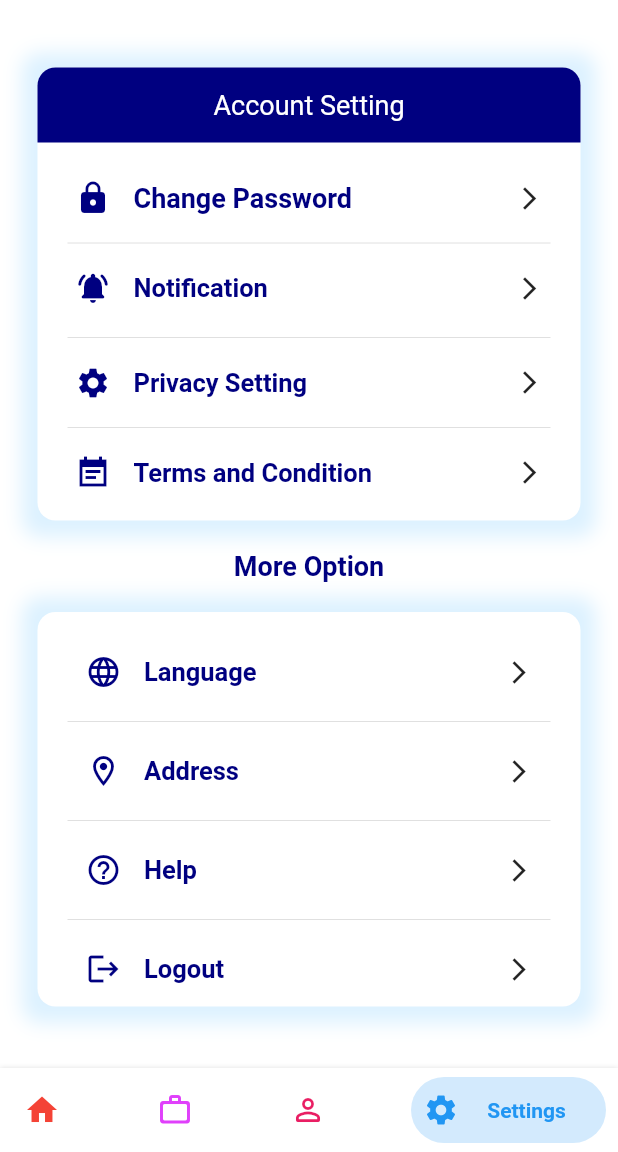
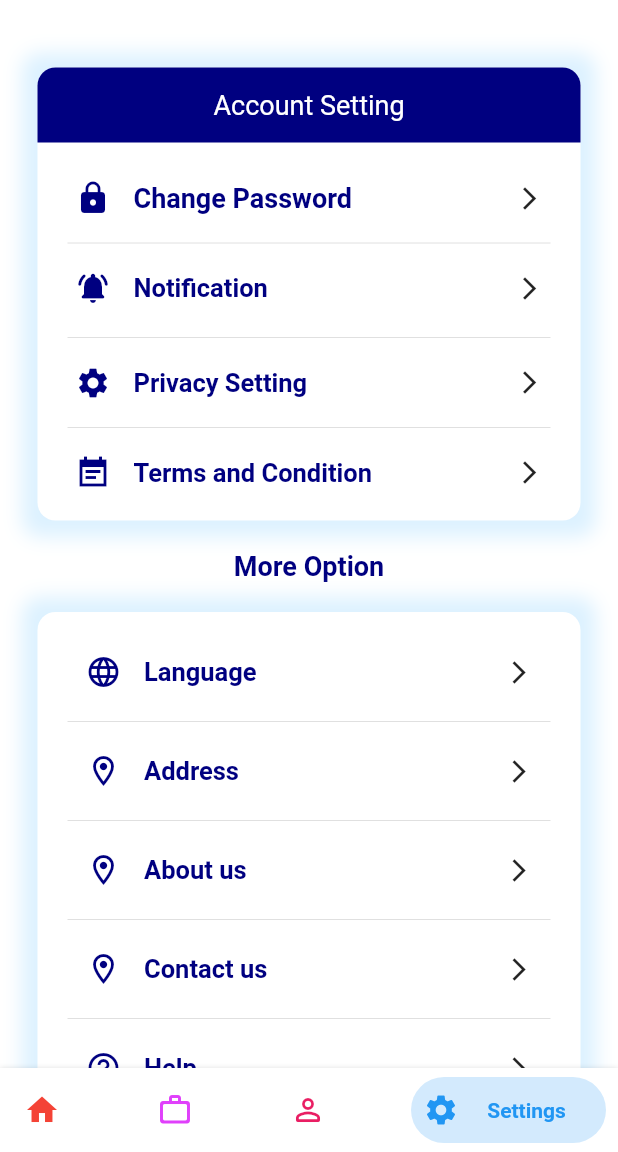
Before and after one commit to firaf1/job, a Flutter app: the screen it shows after launch, item 4 of the bottom bar chosen, on a phone screen of 412 x 824 dp, the part 84-1236 px from its top. Run offline on Flutter 3.47's test engine with Material 2 defaults, Android fonts, the light colour scheme and no system bars; drawn by our look-alikes of bottom_navy_bar; our stand-ins replace cached_network_image, carousel_slider, flutter_spinkit, jiffy; network calls fail.

```diff
--- a/lib/Controller/ad_controller.dart
+++ b/lib/Controller/ad_controller.dart
@@ -8,9 +8,11 @@ class AdController {
   List<RandomAd> ad = [];
   bool isServerError = false;
   fetchAds() async {
+    ad = [];
     try {
       var request = await http.get(Uri.parse("$url/random-ads"));
       List<RandomAd> temp = [];
+
       if (request.statusCode == 200) {
         var response = json.decode(request.body);
         print(response);
@@ -19,12 +21,13 @@ class AdController {
         }
 
         ad.addAll(temp);
+        print('${ad.length} in controller');
       } else {
         this.isServerError = true;
         print("Fail ad if not 200");
       }
     } catch (e) {
-       this.isServerError = true;
+      this.isServerError = true;
       print('ad try fail');
     }
   }
--- a/lib/Model/random_ad.dart
+++ b/lib/Model/random_ad.dart
@@ -4,15 +4,18 @@ class RandomAd {
   late String slogan;
   late String imagePath;
   late int randomColor;
+  late String colors;
 
   RandomAd(
       {required this.id,
+      required this.colors,
       required this.title,
       required this.slogan,
       required this.randomColor,
       required this.imagePath});
   RandomAd.fromJson(Map<String, dynamic> data) {
     id = data['id'];
+    colors = data['colors'];
     title = data['title'];
     slogan = data['slogan'];
     imagePath = data['image_path'];
--- a/lib/View/Profile/profile.dart
+++ b/lib/View/Profile/profile.dart
@@ -381,7 +381,8 @@ class _ProfileScreenState extends State<ProfileScreen> {
               },
               child: Container(
                 padding: EdgeInsets.symmetric(horizontal: 20),
-                margin: EdgeInsets.only(top: 10, left: 35, right: 35),
+                margin:
+                    EdgeInsets.only(top: 10, left: 35, bottom: 30, right: 35),
                 height: 50,
                 width: MediaQuery.of(context).size.width - 70,
                 decoration: BoxDecoration(
--- a/lib/View/first/homeScreen.dart
+++ b/lib/View/first/homeScreen.dart
@@ -1,3 +1,4 @@
+import 'package:carousel_slider/carousel_slider.dart';
 import 'package:flutter/material.dart';
 import 'package:flutter_spinkit/flutter_spinkit.dart';
 
@@ -77,9 +78,7 @@ class _HomeScreenState extends State<HomeScreen> {
                             ),
                           ),
                         ),
-                        Sponser(
-                          ads: adController.ad,
-                        ),
+                        Sponser(ads: adController.ad),
 
                         //Ad Card
 
--- a/lib/View/setting/setting.dart
+++ b/lib/View/setting/setting.dart
@@ -285,6 +285,70 @@ class _SettingScreenState extends State<SettingScreen> {
                       Row(
                         children: [
                           Icon(
+                            Icons.location_on_outlined,
+                            color: primary.color,
+                          ),
+                          Container(
+                            margin: EdgeInsets.only(left: 15),
+                            child: Text(
+                              'About us',
+                              style: TextStyle(
+                                fontWeight: FontWeight.bold,
+                                color: primary.color,
+                                fontSize: 17,
+                              ),
+                            ),
+                          ),
+                        ],
+                      ),
+                      Icon(
+                        Icons.arrow_forward_ios,
+                        size: 18,
+                      )
+                    ],
+                  ),
+                ),
+                Divider(indent: 20, endIndent: 20),
+                Container(
+                  padding: EdgeInsets.symmetric(horizontal: 32, vertical: 13),
+                  child: Row(
+                    mainAxisAlignment: MainAxisAlignment.spaceBetween,
+                    children: [
+                      Row(
+                        children: [
+                          Icon(
+                            Icons.location_on_outlined,
+                            color: primary.color,
+                          ),
+                          Container(
+                            margin: EdgeInsets.only(left: 15),
+                            child: Text(
+                              'Contact us',
+                              style: TextStyle(
+                                fontWeight: FontWeight.bold,
+                                color: primary.color,
+                                fontSize: 17,
+                              ),
+                            ),
+                          ),
+                        ],
+                      ),
+                      Icon(
+                        Icons.arrow_forward_ios,
+                        size: 18,
+                      )
+                    ],
+                  ),
+                ),
+                Divider(indent: 20, endIndent: 20),
+                Container(
+                  padding: EdgeInsets.symmetric(horizontal: 32, vertical: 13),
+                  child: Row(
+                    mainAxisAlignment: MainAxisAlignment.spaceBetween,
+                    children: [
+                      Row(
+                        children: [
+                          Icon(
                             Icons.help_outline_outlined,
                             color: primary.color,
                           ),
--- a/lib/intro/utilities/styles.dart
+++ b/lib/intro/utilities/styles.dart
@@ -18,5 +18,5 @@ final kSubtitleStyle = TextStyle(
   fontSize: 18.0,
   height: 1.2,
 );
-// final url = "http://job.habeshawimart.com/api";
-final url = "http://127.0.0.1:8000/api";
+final url = "http://job.habeshawimart.com/api";
+// final url = "http://127.0.0.1:8000/api";
--- a/pubspec.yaml
+++ b/pubspec.yaml
@@ -27,6 +27,7 @@ dependencies:
   # The following adds the Cupertino Icons font to your application.
   # Use with the CupertinoIcons class for iOS style icons.
   cupertino_icons: ^1.0.2
+  cached_network_image: ^3.2.0
   # flutter_svg: ^0.23.0
   bottom_navy_bar: ^6.0.0
   http: ^0.13.3
@@ -36,8 +37,10 @@ dependencies:
   flutter_spinkit: ^5.1.0
   jiffy: ^4.1.0
   flutter_swiper: ^1.1.6
+
   shared_preferences: ^2.0.7
   connectivity: ^3.0.6
+  carousel_slider: ^4.0.0
 
 dev_dependencies:
   flutter_test:
```
Also changed, not shown: lib/View/first/Category_And_Companies_List.dart (+18 -10 lines), lib/View/first/Top_nav_card.dart (+8 -4 lines), lib/View/first/sponser.dart (+48 -26 lines), lib/View/jobs/Job_lists.dart (+12 -5 lines), pubspec.lock, 1 other file.
